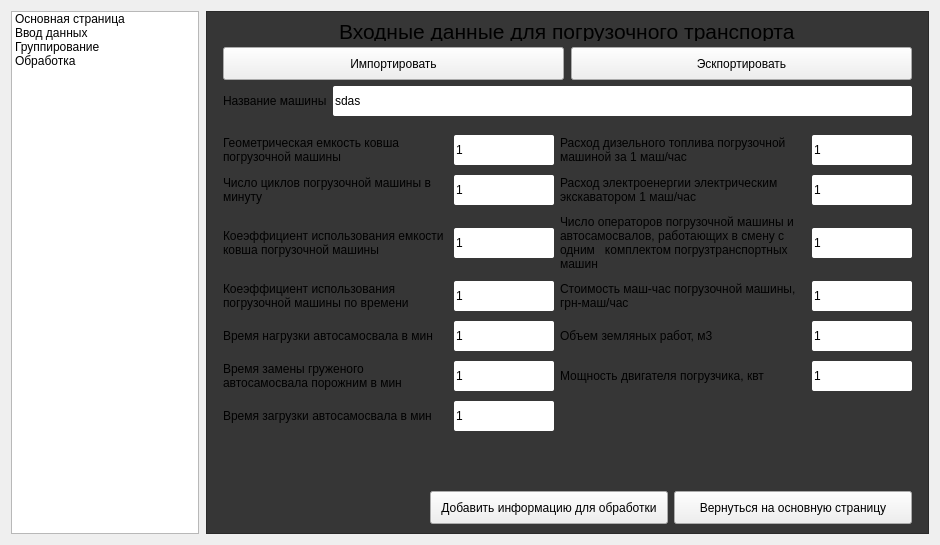
Qt form sources/gui/PTKMainStackForm.ui (MaxDavidenko/ptkAdvisor) before a commit.
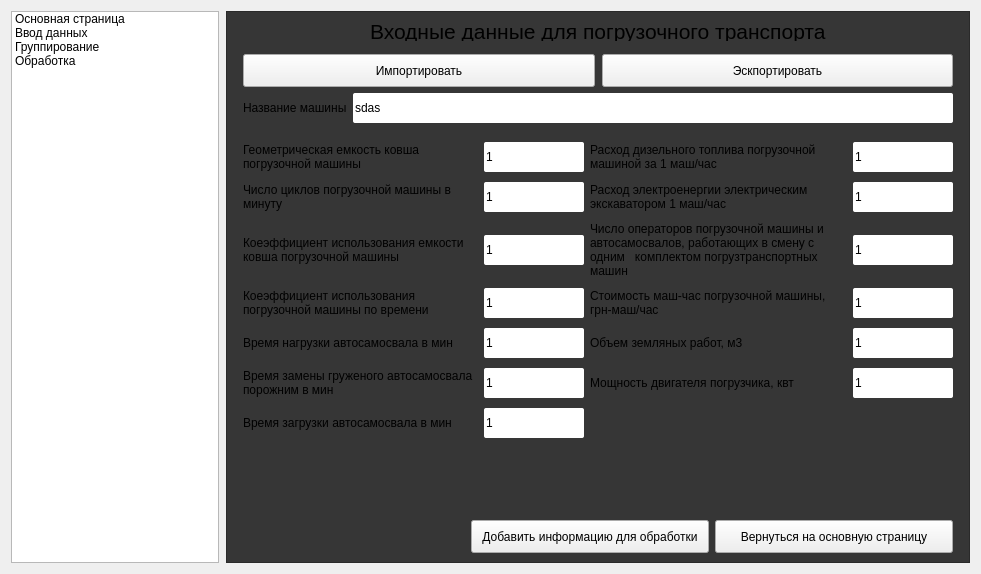
The same form after that commit. The open tabs and pages were chosen to show the change.

```diff
--- a/sources/gui/PTKMainStackForm.ui
+++ b/sources/gui/PTKMainStackForm.ui
@@ -6,8 +6,8 @@
    <rect>
     <x>0</x>
     <y>0</y>
-    <width>940</width>
-    <height>545</height>
+    <width>981</width>
+    <height>574</height>
    </rect>
   </property>
   <property name="windowTitle">
@@ -245,7 +245,7 @@
           <number>7</number>
          </property>
          <property name="topMargin">
-          <number>0</number>
+          <number>7</number>
          </property>
          <property name="rightMargin">
           <number>7</number>
```
Left out of the diff: 4 changed lines with no effect on the pictures.
